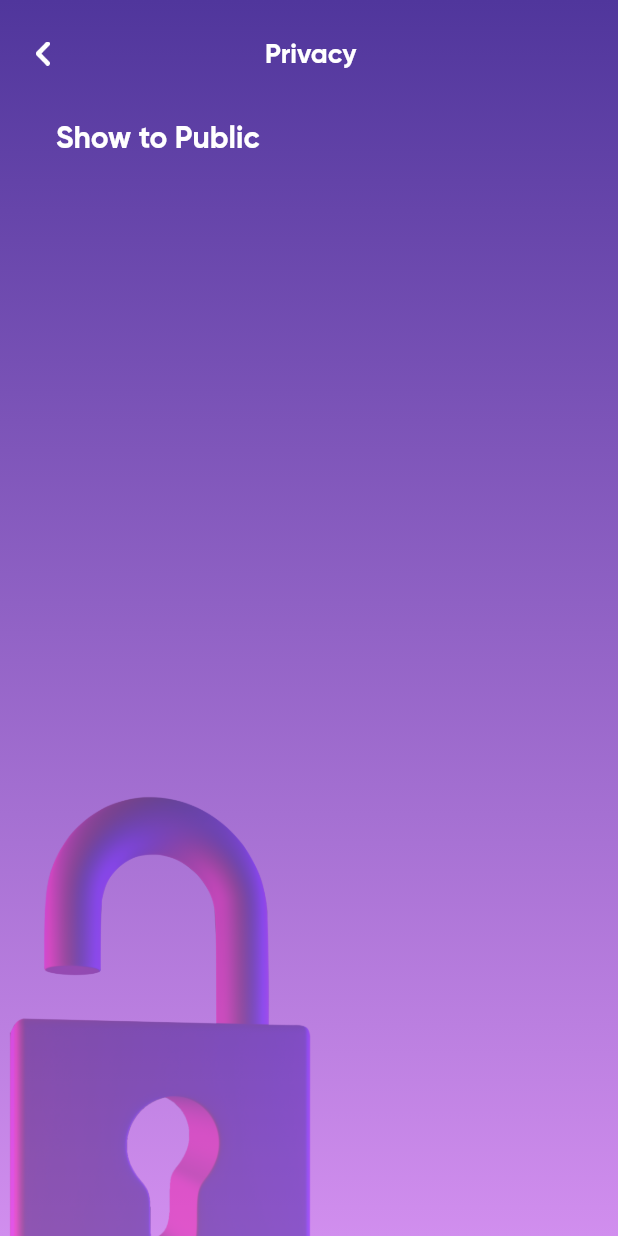
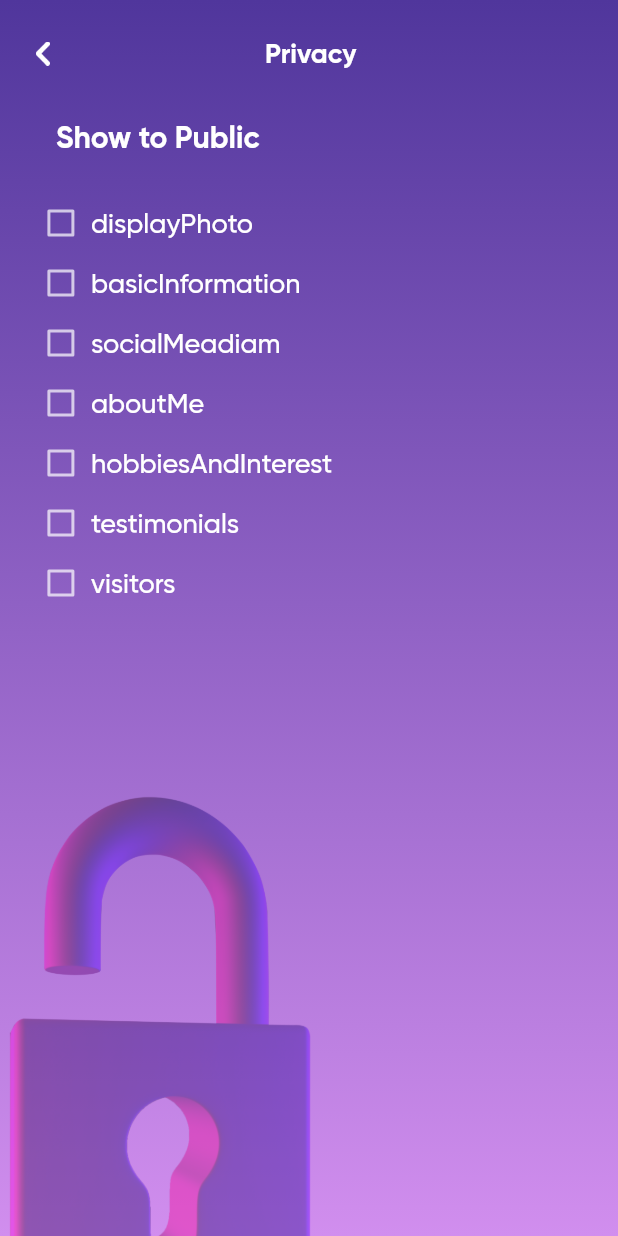
Before and after one commit to NiharDodiya/Rainbow, a Flutter app: the PrivacyScreen screen opened directly, on a phone screen of 412 x 824 dp. Run offline on Flutter 3.47's test engine with Material 2 defaults, Android fonts, the phone set to English and light mode, and no system bars; our stand-ins replace camera, country_picker, dotted_border, dotted_line, file_picker, firebase_auth and 9 more; missing offline and left inert: flutter_facebook_auth, flutter_mentions, flutter_share, photo_manager, story_creator; accounts and stored records are empty.

Commit message:
privacy working

```diff
--- a/lib/main.dart
+++ b/lib/main.dart
@@ -41,13 +41,14 @@ class MyApp extends StatelessWidget {
         ),
       ),
       debugShowCheckedModeBanner: false,
-      home: !PrefService.getBool(PrefKeys.skipBoardingScreen)
-          ? SplashScreen()
-          : PrefService.getBool(PrefKeys.isLogin)
-          ? const Dashboard()
-          : PrefService.getBool(PrefKeys.register)
-          ? const Dashboard()
-          : AuthDashboard()
+      home: AdvertisementDashBord()
+      // !PrefService.getBool(PrefKeys.skipBoardingScreen)
+      //     ? SplashScreen()
+      //     : PrefService.getBool(PrefKeys.isLogin)
+      //     ? const Dashboard()
+      //     : PrefService.getBool(PrefKeys.register)
+      //     ? const Dashboard()
+      //     : AuthDashboard()
     );
   }
 }
--- a/lib/screens/Home/settings/privacy/privacy_controller.dart
+++ b/lib/screens/Home/settings/privacy/privacy_controller.dart
@@ -0,0 +1,49 @@
+import 'package:get/get.dart';
+
+class PrivacyController extends GetxController {
+  bool displayPhoto = true;
+  bool basicInformation = false;
+  bool socialMeadiam = false;
+  bool aboutMe = false;
+  bool hobbiesAndInterest = false;
+  bool testimonials = false;
+  bool visitors = false;
+
+  onchange(String? value) {
+    // if (displayPhoto) {
+    //   displayPhoto = false;
+    // } else {
+    //   displayPhoto = true;
+    // }
+
+    for (int i = 0; tital.length < i; i++) {
+      //tital[i] = value!;
+      if(tital[i]==value){
+        if(values[i]){
+          values[i] = true;
+        }
+        else{
+          values[i] = false;
+        }
+      }
+
+      // if (values[i] == true) {
+      //   values[i] = false;
+      // } else {
+      //   values[i] = true;
+      // }
+    }
+    update(["check"]);
+  }
+
+  List<String> tital = [
+    "displayPhoto",
+    "basicInformation",
+    "socialMeadiam",
+    "aboutMe",
+    "hobbiesAndInterest",
+    "testimonials",
+    "visitors"
+  ];
+  List<bool> values = [false, false, false, false, false, false, false];
+}
--- a/lib/screens/Home/settings/privacy/privacy_screen.dart
+++ b/lib/screens/Home/settings/privacy/privacy_screen.dart
@@ -1,32 +1,47 @@
+// ignore_for_file: must_be_immutable
+
 import 'package:flutter/material.dart';
 import 'package:get/get.dart';
+import 'package:rainbow/screens/Home/settings/privacy/privacy_controller.dart';
 
 import '../../../../common/Widget/text_styles.dart';
 import '../../../../utils/asset_res.dart';
 import '../../../../utils/color_res.dart';
 
 class PrivacyScreen extends StatelessWidget {
-  const PrivacyScreen({Key? key}) : super(key: key);
+  PrivacyScreen({Key? key}) : super(key: key);
+  PrivacyController controller = Get.put(PrivacyController());
 
   @override
   Widget build(BuildContext context) {
     return Scaffold(
       body: SafeArea(
-        child: Stack(children: [
-          Container(
-            width: Get.width,
-            decoration: const BoxDecoration(
-              gradient: LinearGradient(
-                colors: [
-                  ColorRes.color_50369C,
-                  ColorRes.color_D18EEE,
-                ],
-                begin: Alignment.topCenter,
-                end: Alignment.bottomCenter,
+        child: Stack(
+          children: [
+            Container(
+              width: Get.width,
+              decoration: const BoxDecoration(
+                gradient: LinearGradient(
+                  colors: [
+                    ColorRes.color_50369C,
+                    ColorRes.color_D18EEE,
+                  ],
+                  begin: Alignment.topCenter,
+                  end: Alignment.bottomCenter,
+                ),
+                // image: DecorationImage(image: AssetImage(AssetRes.privacy,))
               ),
-              // image: DecorationImage(image: AssetImage(AssetRes.privacy,))
             ),
-            child: Column(
+            Positioned(
+              left: -55,
+              bottom: -85,
+              child: Image.asset(
+                AssetRes.privacy,
+                height: 450,
+                width: 450,
+              ),
+            ),
+            Column(
               crossAxisAlignment: CrossAxisAlignment.start,
               children: [
                 appBar(),
@@ -34,20 +49,47 @@ class PrivacyScreen extends StatelessWidget {
                   child: SingleChildScrollView(
                     child: Column(
                       children: [
-                        Padding(
-                          padding: EdgeInsets.symmetric(
-                              horizontal: Get.width * 0.09066),
-                          child: Column(
-                            mainAxisAlignment: MainAxisAlignment.start,
-                            crossAxisAlignment: CrossAxisAlignment.start,
-                            children: [
-                              Text(
-                                "Show to Public",
-                                style: gilroyBoldTextStyle(fontSize: 20),
+                        Column(
+                          mainAxisAlignment: MainAxisAlignment.start,
+                          crossAxisAlignment: CrossAxisAlignment.start,
+                          children: [
+                            Row(
+                              children: [
+                                SizedBox(
+                                  width: Get.width * 0.09066,
+                                ),
+                                Text(
+                                  "Show to Public",
+                                  style: gilroyBoldTextStyle(fontSize: 20),
+                                ),
+                              ],
+                            ),
+                            const SizedBox(
+                              height: 24.94,
+                            ),
+                            Padding(
+                              padding: EdgeInsets.symmetric(
+                                  horizontal: Get.width * 0.05),
+                              child: GetBuilder<PrivacyController>(
+                                id: "check",
+                                builder: (controller) => ListView.builder(
+                                  shrinkWrap: true,
+                                  itemCount: controller.tital.length,
+                                  itemBuilder: (context, index) => Expanded(
+                                    child: PrivacyCheck(
+                                        onchange: (val) {
+                                          controller.onchange(
+                                              controller.tital[index]);
+                                        },
+                                        // => controller
+                                        //     .onchange("displayPhoto"),
+                                        tital: controller.tital[index],
+                                        value: controller.values[index]),
+                                  ),
+                                ),
                               ),
-                              SizedBox(height: 24.94,)
-                            ],
-                          ),
+                            )
+                          ],
                         )
                       ],
                     ),
@@ -55,16 +97,8 @@ class PrivacyScreen extends StatelessWidget {
                 )
               ],
             ),
-          ),
-          Positioned(
-              left: -55,
-              bottom: -85,
-              child: Image.asset(
-                AssetRes.privacy,
-                height: 450,
-                width: 450,
-              ))
-        ]),
+          ],
+        ),
       ),
     );
   }
@@ -117,3 +151,38 @@ class PrivacyScreen extends StatelessWidget {
     );
   }
 }
+
+class PrivacyCheck extends StatelessWidget {
+  final String tital;
+  bool? value;
+  Function(bool) onchange;
+  PrivacyCheck({
+    super.key,
+    required this.tital,
+    this.value,
+    required this.onchange,
+  });
+
+  @override
+  Widget build(BuildContext context) {
+    return Row(
+      children: [
+        // SizedBox(
+        //   width: Get.width * 0.05,
+        // ),
+        Checkbox(
+          value: value,
+          onChanged: (val) {
+            onchange(val!);
+            //  controller.onchange(value);
+          },
+          materialTapTargetSize: MaterialTapTargetSize.shrinkWrap,
+        ),
+        Text(
+          tital,
+          style: gilroyMediumTextStyle(),
+        )
+      ],
+    );
+  }
+}
--- a/lib/screens/Home/settings/settings_screen.dart
+++ b/lib/screens/Home/settings/settings_screen.dart
@@ -322,7 +322,7 @@ class SettingsScreen extends StatelessWidget {
           //Privacy
           InkWell(
             onTap: (){
-              Get.to(() =>  const PrivacyScreen());
+              Get.to(() =>   PrivacyScreen());
             },
             child: Padding(
               padding: const EdgeInsets.only(top: 5, bottom: 5),
--- a/lib/screens/advertisement/ad_dashboard/ad_dashboard.dart
+++ b/lib/screens/advertisement/ad_dashboard/ad_dashboard.dart
@@ -18,6 +18,7 @@ class AdvertisementDashBord extends StatelessWidget {
     final AdvertisementController controller =
         Get.put(AdvertisementController());
     return Scaffold(
+      // drawer: Drawer(),
       backgroundColor: ColorRes.white,
       body: Container(
         decoration: const BoxDecoration(
--- a/lib/screens/advertisement/ad_home/widget/appbar.dart
+++ b/lib/screens/advertisement/ad_home/widget/appbar.dart
@@ -14,7 +14,9 @@ Widget appbar() {
       child: Row(
         crossAxisAlignment: CrossAxisAlignment.end,
         children: [
-          Container(
+          InkWell(
+            onTap: () => Drawer(),
+            child: Container(
               height: 34,
               width: 34,
               margin: const EdgeInsets.only(right: 9),
@@ -23,6 +25,7 @@ Widget appbar() {
                 image: DecorationImage(
                   image: AssetImage(
                     AssetRes.advertiserImage,
+                  ),
                 ),
               ),
             ),
```
Lines whose indentation alone changed are shown as unchanged.
